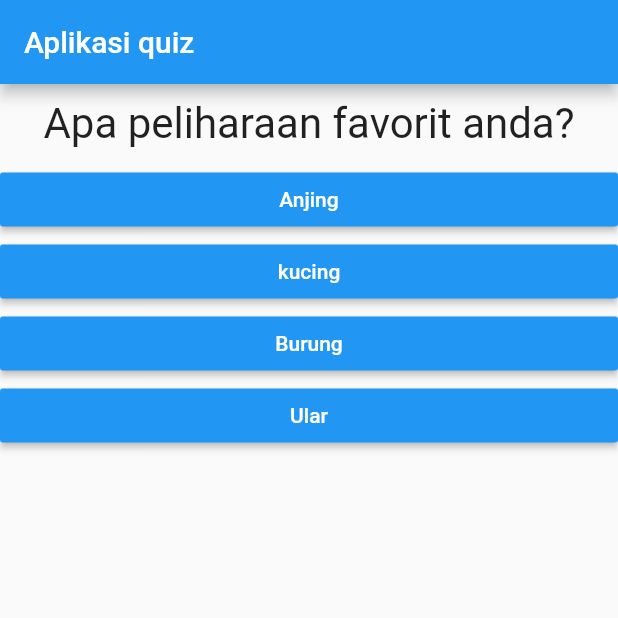
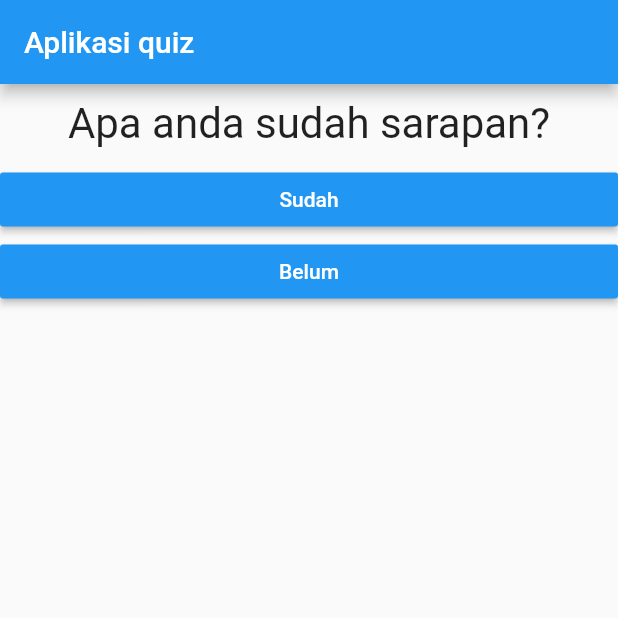
Before and after one commit to mangdodo/uts_mobile_applications, a Flutter app: the screen it shows after launch, after a tap on "Hitam", on a phone screen of 412 x 824 dp, the top half of it. Run offline on Flutter 3.47's test engine with Material 2 defaults, Android fonts, the phone set to English and light mode, and no system bars.

Commit message:
menambahkan pertanyaan

```diff
--- a/uts_mobile_applications/lib/main.dart
+++ b/uts_mobile_applications/lib/main.dart
@@ -21,6 +21,10 @@ class _MyAppState extends State<MyApp> {
     {
       'questionText': 'Apa warna favorit anda?',
       'answers': ['Hitam', 'Merah', 'Hijau', 'Putih'],
+    },
+    {
+      'questionText': 'Apa anda sudah sarapan?',
+      'answers': ['Sudah', 'Belum'],
     },
     {
       'questionText': 'Apa peliharaan favorit anda?',
```
